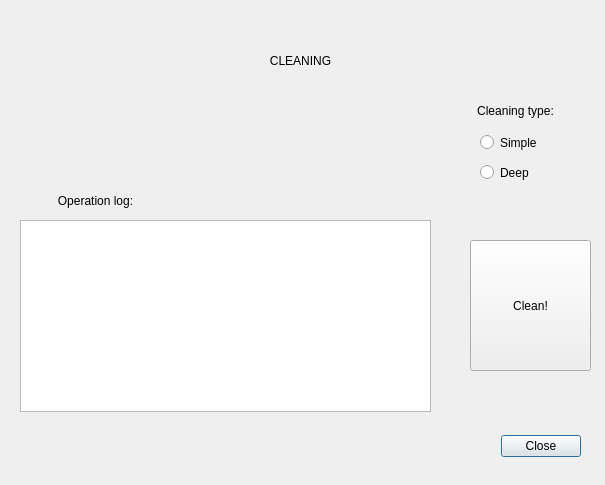
Qt form ui/cleaning_dialog.ui (Atrate/qSchoolHelper) before a commit.
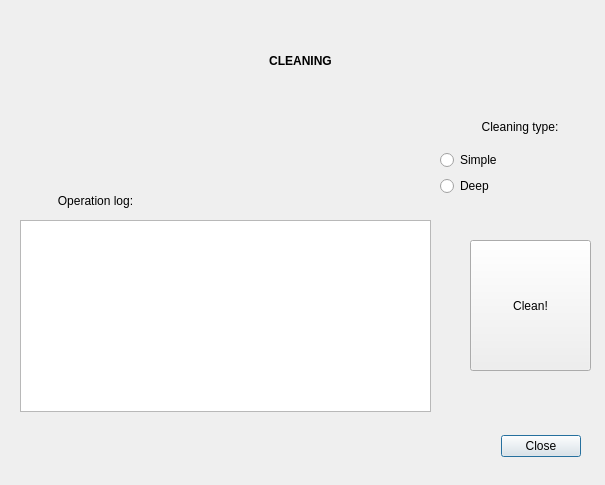
The same form after that commit.

Commit message:
Updated UI elements, added a signal
Added a signal: when "Exit" is pressed, the app will exit.

The edit to the form file:
```diff
--- a/ui/cleaning_dialog.ui
+++ b/ui/cleaning_dialog.ui
@@ -40,6 +40,8 @@
    </property>
    <property name="font">
     <font>
+     <weight>75</weight>
+     <bold>true</bold>
      <kerning>false</kerning>
     </font>
    </property>
@@ -81,54 +83,7 @@
     <set>Qt::AlignCenter</set>
    </property>
   </widget>
-  <widget class="QRadioButton" name="radioButton">
-   <property name="geometry">
-    <rect>
-     <x>480</x>
-     <y>130</y>
-     <width>118</width>
-     <height>25</height>
-    </rect>
-   </property>
-   <property name="text">
-    <string>Simple</string>
-   </property>
-  </widget>
-  <widget class="QRadioButton" name="radioButton_2">
-   <property name="geometry">
-    <rect>
-     <x>480</x>
-     <y>160</y>
-     <width>118</width>
-     <height>25</height>
-    </rect>
-   </property>
-   <property name="text">
-    <string>Deep</string>
-   </property>
-  </widget>
-  <widget class="QLabel" name="label_3">
-   <property name="geometry">
-    <rect>
-     <x>440</x>
-     <y>90</y>
-     <width>151</width>
-     <height>41</height>
-    </rect>
-   </property>
-   <property name="font">
-    <font>
-     <kerning>false</kerning>
-    </font>
-   </property>
-   <property name="text">
-    <string>Cleaning type:</string>
-   </property>
-   <property name="alignment">
-    <set>Qt::AlignCenter</set>
-   </property>
-  </widget>
-  <widget class="QToolButton" name="toolButton">
+  <widget class="QToolButton" name="clean_button">
    <property name="geometry">
     <rect>
      <x>470</x>
@@ -141,6 +96,47 @@
     <string>Clean!</string>
    </property>
   </widget>
+  <widget class="QWidget" name="verticalLayoutWidget">
+   <property name="geometry">
+    <rect>
+     <x>440</x>
+     <y>110</y>
+     <width>160</width>
+     <height>86</height>
+    </rect>
+   </property>
+   <layout class="QVBoxLayout" name="verticalLayout">
+    <item>
+     <widget class="QLabel" name="label_3">
+      <property name="font">
+       <font>
+        <kerning>false</kerning>
+       </font>
+      </property>
+      <property name="text">
+       <string>Cleaning type:</string>
+      </property>
+      <property name="alignment">
+       <set>Qt::AlignCenter</set>
+      </property>
+     </widget>
+    </item>
+    <item>
+     <widget class="QRadioButton" name="radioButton">
+      <property name="text">
+       <string>Simple</string>
+      </property>
+     </widget>
+    </item>
+    <item>
+     <widget class="QRadioButton" name="radioButton_2">
+      <property name="text">
+       <string>Deep</string>
+      </property>
+     </widget>
+    </item>
+   </layout>
+  </widget>
  </widget>
  <resources/>
  <connections>
```
Left out of the diff: 2 changed lines with no effect on the pictures. The commit also changes 4 other files.
